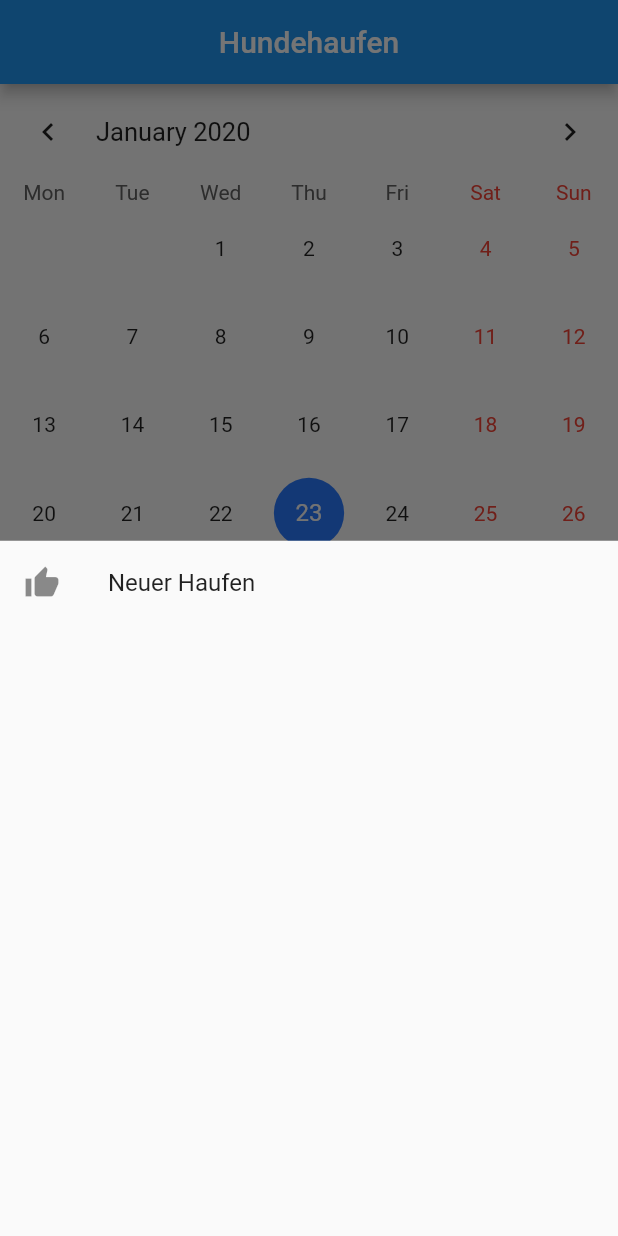
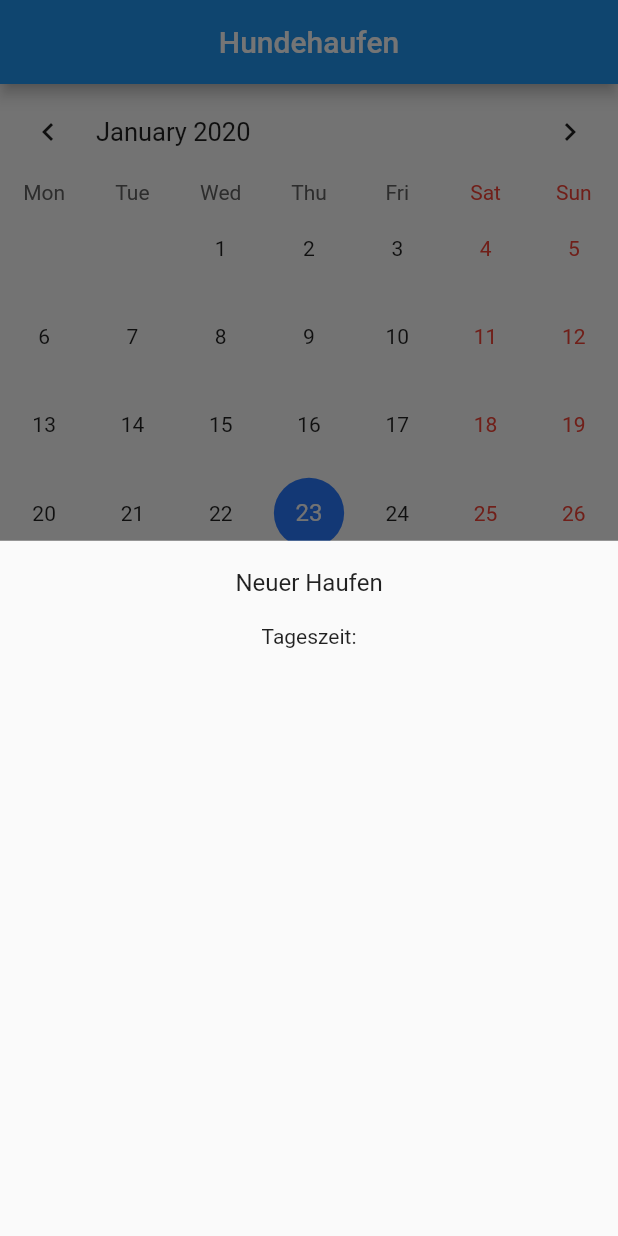
Before and after one commit to Masch90/dogPoop, a Flutter app: the screen it shows after launch, after a tap on "klick hier um einen neuen Haufen anzuleg", on a phone screen of 412 x 824 dp. Run offline on Flutter 3.47's test engine with Material 2 defaults, Android fonts, the phone set to English and light mode, and no system bars; drawn by our look-alikes of table_calendar; our stand-ins replace built_value, cloud_firestore; accounts and stored records are empty; generated files the repository leaves out were written again.

```diff
--- a/lib/my_calendar.dart
+++ b/lib/my_calendar.dart
@@ -14,7 +14,7 @@ class MyCalendar extends StatefulWidget {
 
 class _MyCalendarState extends State<MyCalendar> {
   CalendarController _calendarController;
-  Map<DateTime, List<Haufen>> _events = {};
+  Future<Map<DateTime, List<Haufen>>> _events;
   DateTime _selectedDay;
   List<Haufen> _selectedEvents = [];
 
@@ -22,6 +22,7 @@ class _MyCalendarState extends State<MyCalendar> {
   void initState() {
     super.initState();
     _calendarController = CalendarController();
+    _events = _getEventsTest();
   }
 
   @override
@@ -39,14 +40,22 @@ class _MyCalendarState extends State<MyCalendar> {
         _selectedEvents = [];
       }
       _selectedEvents = events;
-      _getEvents();
     });
   }
 
   @override
   Widget build(BuildContext context) {
     return Column(children: <Widget>[
-      _buildCalendar(),
+      FutureBuilder(
+        future: _events,
+        builder: (context, snapshot) {
+          if (snapshot.connectionState == ConnectionState.done) {
+            return _buildCalendar(snapshot.data);
+          } else {
+            return CircularProgressIndicator();
+          }
+        },
+      ),
       const SizedBox(height: 8.0),
       Expanded(
         child: _buildEventList(),
@@ -54,7 +63,7 @@ class _MyCalendarState extends State<MyCalendar> {
     ]);
   }
 
-  Widget _buildCalendar() {
+  Widget _buildCalendar(snapshot) {
     return TableCalendar(
       calendarController: _calendarController,
       initialCalendarFormat: CalendarFormat.month,
@@ -65,7 +74,7 @@ class _MyCalendarState extends State<MyCalendar> {
         CalendarFormat.month: '',
       },
       holidays: holidays,
-      events: _events,
+      events: snapshot,
       calendarStyle: CalendarStyle(
         selectedColor: Colors.blueAccent[400],
         todayColor: Colors.grey[400],
@@ -95,20 +104,28 @@ class _MyCalendarState extends State<MyCalendar> {
                       title: Row(
                         children: <Widget>[
                           _getEmoticon(event.rating),
+                          SizedBox(width: 8.0),
                           Flexible(child: Text(event.comment)),
                         ],
                       ),
                       onTap: () {
+                        List<Widget> modalEntries = [];
+                        if (event.rating == 0) {
+                          // header
+                          modalEntries.add(ListTile(
+                            title: Center(child: Text('Neuer Haufen')),
+                          ));
+                          List<DropdownMenuItem<String>> dropDownMenuItems = [];
+                          dropDownMenuItems.add(DropdownMenuItem(value: '1', child: Text('Früh')));
+                          modalEntries.add(Column(children: <Widget>[Text('Tageszeit:')],));
+                        } else {
+                          // update or delete
+                        }
                         showModalBottomSheet(
                             context: context,
                             builder: (context) {
                               return Column(
-                                children: <Widget>[
-                                  ListTile(
-                                    leading: Icon(Icons.thumb_up),
-                                    title: Text('Neuer Haufen'),
-                                  )
-                                ],
+                                children: modalEntries,
                               );
                             });
                         print('$event tapped!');
@@ -135,7 +152,26 @@ class _MyCalendarState extends State<MyCalendar> {
         }
       });
     });
-    _events = events;
+    // _events = events;
+  }
+
+  Future<Map<DateTime, List<Haufen>>> _getEventsTest() async {
+    Map<DateTime, List<Haufen>> events = {};
+    await Firestore.instance
+        .collection(collection)
+        .getDocuments()
+        .then((snapshot) {
+      snapshot.documents.forEach((document) {
+        Haufen haufen = Haufen.fromJson(jsonEncode(document.data));
+        if (events
+            .containsKey(DateTime.fromMillisecondsSinceEpoch(haufen.date))) {
+          events[DateTime.fromMillisecondsSinceEpoch(haufen.date)].add(haufen);
+        } else {
+          events[DateTime.fromMillisecondsSinceEpoch(haufen.date)] = [haufen];
+        }
+      });
+    });
+    return events;
   }
 
   Icon _getEmoticon(int rating) {
```
